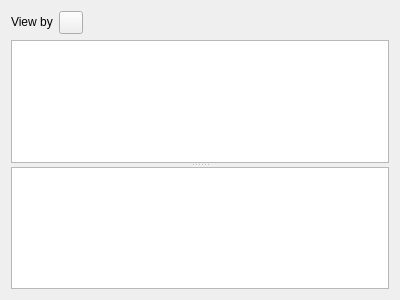
The window that plugins/formmanagerplugin/formfilesselectorwidget.ui (FreeHealth/freehealth) describes before a commit, drawn with Qt 5.
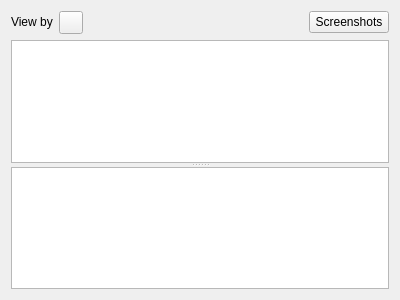
The same window after the commit. Custom widgets are drawn as their Qt base class.

Commit message: Forms / XmlIO: - first management of forms' screenshot in the form selector

```diff
--- a/plugins/formmanagerplugin/formfilesselectorwidget.ui
+++ b/plugins/formmanagerplugin/formfilesselectorwidget.ui
@@ -55,6 +55,13 @@
        </property>
       </spacer>
      </item>
+     <item>
+      <widget class="QPushButton" name="screenshots">
+       <property name="text">
+        <string>Screenshots</string>
+       </property>
+      </widget>
+     </item>
     </layout>
    </item>
    <item row="1" column="0">
```
The commit also changes 10 other files.
